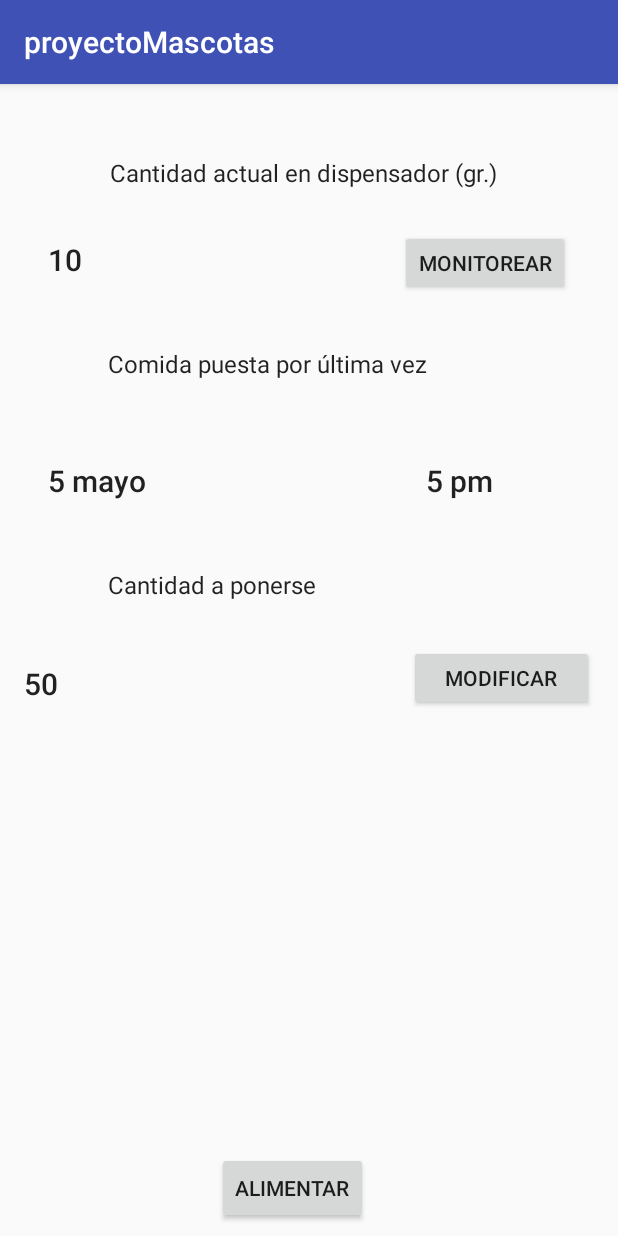
After one commit to kersha38/proyectoMovil, an Android app: the ComidaActivity screen opened directly, with no data from a screen before it, on a phone screen of 412 x 824 dp. The commit adds this screen. Run offline under Robolectric (Android 15) with nearby library versions, the phone set to English and light mode, and no system bars.

Commit message:
Pao tenía razón

```diff
--- a/app/src/main/AndroidManifest.xml
+++ b/app/src/main/AndroidManifest.xml
@@ -16,6 +16,8 @@
                 <category android:name="android.intent.category.LAUNCHER" />
             </intent-filter>
         </activity>
+        <activity android:name=".ComidaActivity" />
+        <activity android:name=".AguaActivity"></activity>
     </application>
 
 </manifest>
--- /dev/null
+++ b/app/src/main/java/com/example/carlos/proyectomascotas/ComidaActivity.java
@@ -0,0 +1,13 @@
+package com.example.carlos.proyectomascotas;
+
+import android.support.v7.app.AppCompatActivity;
+import android.os.Bundle;
+
+public class ComidaActivity extends AppCompatActivity {
+
+    @Override
+    protected void onCreate(Bundle savedInstanceState) {
+        super.onCreate(savedInstanceState);
+        setContentView(R.layout.activity_comida);
+    }
+}
--- /dev/null
+++ b/app/src/main/res/layout/activity_comida.xml
@@ -0,0 +1,158 @@
+<?xml version="1.0" encoding="utf-8"?>
+<android.support.constraint.ConstraintLayout xmlns:android="http://schemas.android.com/apk/res/android"
+    xmlns:app="http://schemas.android.com/apk/res-auto"
+    xmlns:tools="http://schemas.android.com/tools"
+    android:layout_width="match_parent"
+    android:layout_height="match_parent"
+    tools:context=".ComidaActivity">
+
+    <TextView
+        android:id="@+id/textView"
+        android:layout_width="266dp"
+        android:layout_height="31dp"
+        android:layout_marginEnd="8dp"
+        android:layout_marginLeft="16dp"
+        android:layout_marginRight="8dp"
+        android:layout_marginStart="16dp"
+        android:layout_marginTop="40dp"
+        android:text="Cantidad a ponerse"
+        android:textAppearance="@style/TextAppearance.AppCompat.SearchResult.Subtitle"
+        app:layout_constraintEnd_toEndOf="parent"
+        app:layout_constraintHorizontal_bias="0.457"
+        app:layout_constraintStart_toStartOf="parent"
+        app:layout_constraintTop_toBottomOf="@+id/ultimaPuestaComidaFecha" />
+
+    <TextView
+        android:id="@+id/textView6"
+        android:layout_width="266dp"
+        android:layout_height="31dp"
+        android:layout_marginEnd="8dp"
+        android:layout_marginLeft="16dp"
+        android:layout_marginRight="8dp"
+        android:layout_marginStart="16dp"
+        android:layout_marginTop="40dp"
+        android:text="Comida puesta por última vez "
+        android:textAppearance="@style/TextAppearance.AppCompat.Menu"
+        app:layout_constraintEnd_toEndOf="parent"
+        app:layout_constraintHorizontal_bias="0.457"
+        app:layout_constraintStart_toStartOf="parent"
+        app:layout_constraintTop_toBottomOf="@+id/cantidadActualComida" />
+
+    <TextView
+        android:id="@+id/textView3"
+        android:layout_width="266dp"
+        android:layout_height="31dp"
+        android:layout_marginEnd="8dp"
+        android:layout_marginLeft="8dp"
+        android:layout_marginRight="8dp"
+        android:layout_marginStart="8dp"
+        android:layout_marginTop="48dp"
+        android:text="Cantidad actual en dispensador (gr.)"
+        android:textAppearance="@style/TextAppearance.AppCompat.Menu"
+        app:layout_constraintEnd_toEndOf="parent"
+        app:layout_constraintStart_toStartOf="parent"
+        app:layout_constraintTop_toTopOf="parent" />
+
+    <TextView
+        android:id="@+id/cantidadActualComida"
+        android:layout_width="134dp"
+        android:layout_height="32dp"
+        android:layout_marginEnd="8dp"
+        android:layout_marginLeft="16dp"
+        android:layout_marginRight="8dp"
+        android:layout_marginStart="16dp"
+        android:layout_marginTop="24dp"
+        android:text="10 "
+        android:textAppearance="@style/TextAppearance.AppCompat.Title"
+        app:layout_constraintEnd_toStartOf="@+id/buttonMonitorearComida"
+        app:layout_constraintHorizontal_bias="0.146"
+        app:layout_constraintStart_toStartOf="parent"
+        app:layout_constraintTop_toBottomOf="@+id/textView3" />
+
+    <TextView
+        android:id="@+id/ultimaPuestaComidaFecha"
+        android:layout_width="146dp"
+        android:layout_height="32dp"
+        android:layout_marginEnd="8dp"
+        android:layout_marginLeft="16dp"
+        android:layout_marginRight="8dp"
+        android:layout_marginStart="16dp"
+        android:layout_marginTop="44dp"
+        android:text="5 mayo"
+        android:textAppearance="@style/TextAppearance.AppCompat.Title"
+        app:layout_constraintEnd_toStartOf="@+id/ultimaPuestaComidaHora"
+        app:layout_constraintHorizontal_bias="0.139"
+        app:layout_constraintStart_toStartOf="parent"
+        app:layout_constraintTop_toBottomOf="@+id/textView6" />
+
+    <TextView
+        android:id="@+id/ultimaPuestaComidaHora"
+        android:layout_width="112dp"
+        android:layout_height="32dp"
+        android:layout_marginEnd="16dp"
+        android:layout_marginRight="16dp"
+        android:layout_marginTop="44dp"
+        android:text="5 pm"
+        android:textAppearance="@style/TextAppearance.AppCompat.Title"
+        app:layout_constraintEnd_toEndOf="parent"
+        app:layout_constraintTop_toBottomOf="@+id/textView6" />
+
+    <Button
+        android:id="@+id/buttonPonerAlimento"
+        android:layout_width="wrap_content"
+        android:layout_height="wrap_content"
+        android:layout_marginBottom="8dp"
+        android:layout_marginEnd="8dp"
+        android:layout_marginLeft="120dp"
+        android:layout_marginRight="8dp"
+        android:layout_marginStart="120dp"
+        android:layout_marginTop="28dp"
+        android:text="Alimentar"
+        app:layout_constraintBottom_toBottomOf="parent"
+        app:layout_constraintEnd_toEndOf="parent"
+        app:layout_constraintHorizontal_bias="0.136"
+        app:layout_constraintStart_toStartOf="parent"
+        app:layout_constraintTop_toBottomOf="@+id/textView7"
+        app:layout_constraintVertical_bias="1.0" />
+
+    <Button
+        android:id="@+id/buttonMonitorearComida"
+        android:layout_width="wrap_content"
+        android:layout_height="44dp"
+        android:layout_marginBottom="8dp"
+        android:layout_marginEnd="32dp"
+        android:layout_marginRight="32dp"
+        android:layout_marginTop="16dp"
+        android:text="Monitorear"
+        app:layout_constraintBottom_toTopOf="@+id/textView6"
+        app:layout_constraintEnd_toEndOf="parent"
+        app:layout_constraintTop_toBottomOf="@+id/textView3"
+        app:layout_constraintVertical_bias="0.083" />
+
+    <TextView
+        android:id="@+id/textView7"
+        android:layout_width="134dp"
+        android:layout_height="32dp"
+        android:layout_marginEnd="8dp"
+        android:layout_marginLeft="16dp"
+        android:layout_marginRight="8dp"
+        android:layout_marginStart="16dp"
+        android:layout_marginTop="32dp"
+        android:text="50"
+        android:textAppearance="@style/TextAppearance.AppCompat.Title"
+        app:layout_constraintEnd_toStartOf="@+id/buttonConfigurarCantidadComida"
+        app:layout_constraintHorizontal_bias="0.0"
+        app:layout_constraintStart_toStartOf="parent"
+        app:layout_constraintTop_toBottomOf="@+id/textView" />
+
+    <Button
+        android:id="@+id/buttonConfigurarCantidadComida"
+        android:layout_width="123dp"
+        android:layout_height="44dp"
+        android:layout_marginEnd="16dp"
+        android:layout_marginRight="16dp"
+        android:layout_marginTop="20dp"
+        android:text="Modificar"
+        app:layout_constraintEnd_toEndOf="parent"
+        app:layout_constraintTop_toBottomOf="@+id/textView" />
+</android.support.constraint.ConstraintLayout>
```
Also changed, not shown: app/src/main/java/com/example/carlos/proyectomascotas/AguaActivity.java (added, +13 -0 lines), app/src/main/java/com/example/carlos/proyectomascotas/MenuActivity.java (+12 -0 lines), app/src/main/res/layout/activity_agua.xml (added, +159 -0 lines), app/src/main/res/layout/activity_menu.xml (+29 -5 lines).
